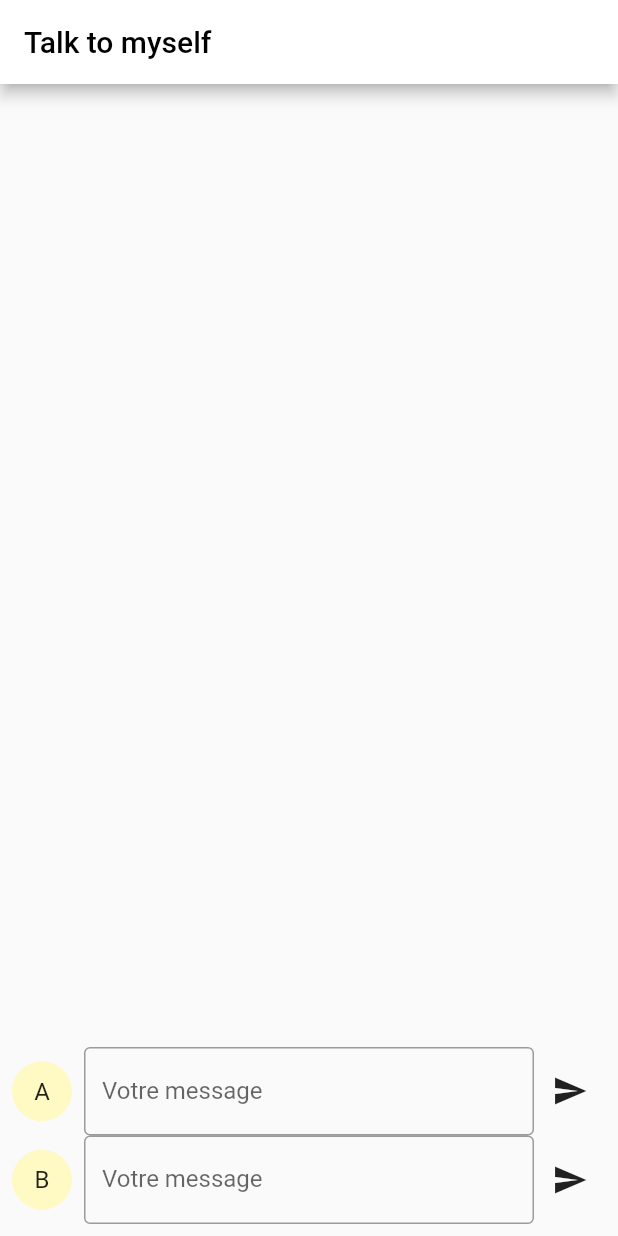
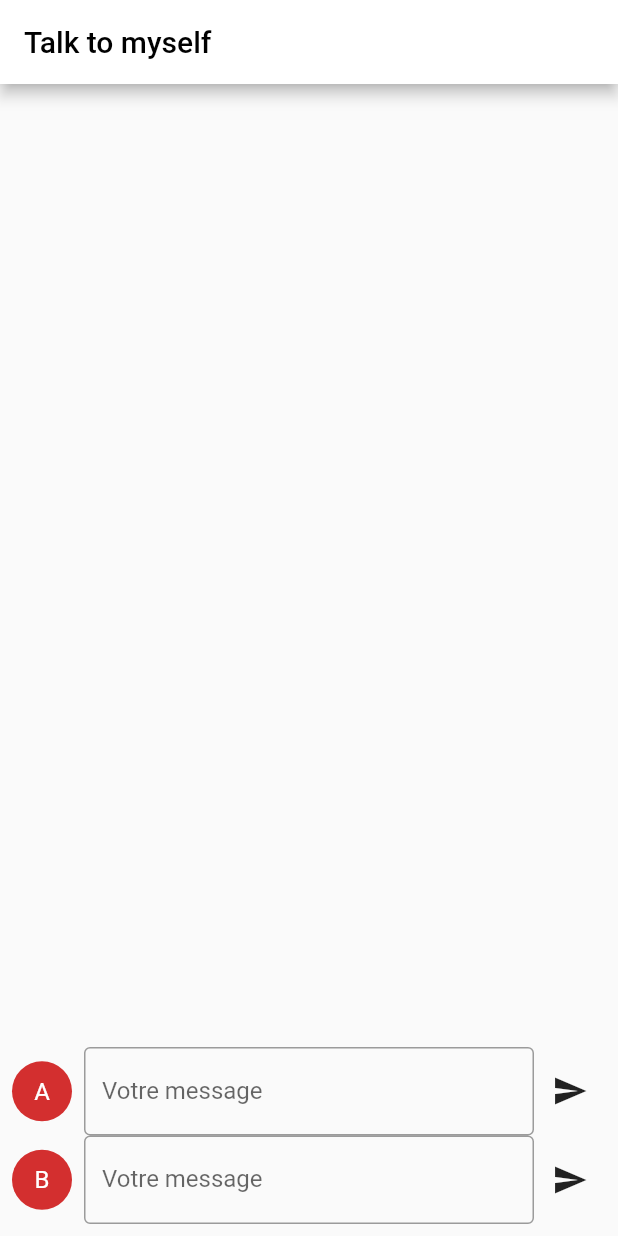
Before and after one commit to qrodrigues/flutter_chat_app, a Flutter app: the screen it shows after launch, on a phone screen of 412 x 824 dp. Run offline on Flutter 3.47's test engine with Material 2 defaults, Android fonts, the phone set to English and light mode, and no system bars.

Commit message:
feat(color): change application color

```diff
--- a/lib/main.dart
+++ b/lib/main.dart
@@ -13,7 +13,7 @@ class MyApp extends StatelessWidget {
     return MaterialApp(
       title: 'Flutter Demo',
       theme: ThemeData(
-        primarySwatch: Colors.yellow,
+        primarySwatch: Colors.red,
       ),
       home: const ChatPage(),
     );
```
